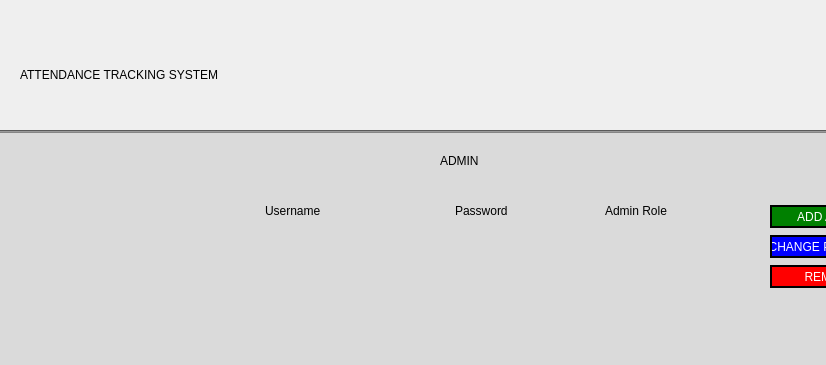
Qt form ui/superAdmin.ui (HimoJCode/Automated-Attendance-Tracking) before a commit; both pictures show x 170 to 996 and y 0 to 365 of the 1366 by 768 pixel window.
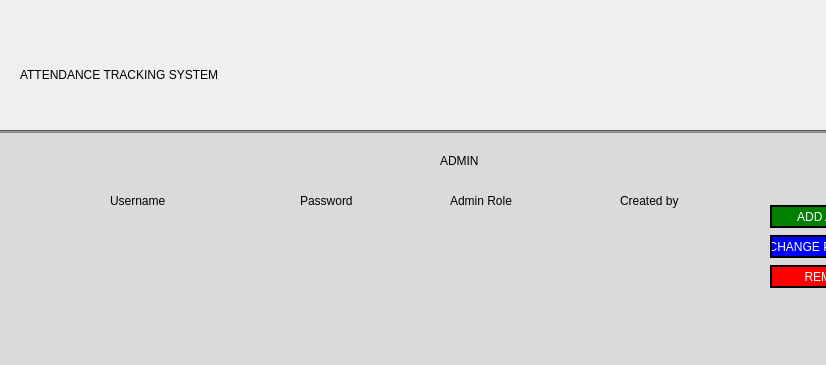
The same form after that commit. The open tabs and pages were chosen to show the change. Icons and pictures are not drawn.

Commit message: still working in the superadmin UI and functionality (almost done) :<>

Diff of the .ui file:
```diff
--- a/ui/superAdmin.ui
+++ b/ui/superAdmin.ui
@@ -898,274 +898,6 @@
          </property>
         </widget>
        </widget>
-       <widget class="QWidget" name="adminList_page">
-        <widget class="QLabel" name="label_25">
-         <property name="geometry">
-          <rect>
-           <x>610</x>
-           <y>10</y>
-           <width>131</width>
-           <height>41</height>
-          </rect>
-         </property>
-         <property name="styleSheet">
-          <string notr="true">color: #000000;
-background: transparent;
-font: 63 25pt &quot;Segoe UI Black&quot;;
-</string>
-         </property>
-         <property name="text">
-          <string>ADMIN</string>
-         </property>
-        </widget>
-        <widget class="QFrame" name="frame_5">
-         <property name="geometry">
-          <rect>
-           <x>405</x>
-           <y>60</y>
-           <width>511</width>
-           <height>41</height>
-          </rect>
-         </property>
-         <property name="styleSheet">
-          <string notr="true">QFrame{
-background: transparent;
-}
-QLabel{
-font: 63 15pt &quot;Segoe UI Semibold&quot;;
-background: transparent;
-color: #000000;
-}</string>
-         </property>
-         <property name="frameShape">
-          <enum>QFrame::StyledPanel</enum>
-         </property>
-         <property name="frameShadow">
-          <enum>QFrame::Raised</enum>
-         </property>
-         <widget class="QLabel" name="label_26">
-          <property name="geometry">
-           <rect>
-            <x>30</x>
-            <y>10</y>
-            <width>101</width>
-            <height>21</height>
-           </rect>
-          </property>
-          <property name="text">
-           <string>Username</string>
-          </property>
-         </widget>
-         <widget class="QLabel" name="label_27">
-          <property name="geometry">
-           <rect>
-            <x>220</x>
-            <y>10</y>
-            <width>91</width>
-            <height>21</height>
-           </rect>
-          </property>
-          <property name="text">
-           <string>Password</string>
-          </property>
-         </widget>
-         <widget class="QLabel" name="label_29">
-          <property name="geometry">
-           <rect>
-            <x>370</x>
-            <y>10</y>
-            <width>111</width>
-            <height>21</height>
-           </rect>
-          </property>
-          <property name="text">
-           <string>Admin Role</string>
-          </property>
-         </widget>
-        </widget>
-        <widget class="QTableWidget" name="adminTable">
-         <property name="geometry">
-          <rect>
-           <x>380</x>
-           <y>100</y>
-           <width>561</width>
-           <height>391</height>
-          </rect>
-         </property>
-         <property name="styleSheet">
-          <string notr="true">QTableWidget {
-    background: transparent;
-    color: #000000;
-    border: none;
-    gridline-color: transparent;
-    outline: none;
-    padding: 5px;
-    font-size: 17px;
-}
-QHeaderView::section {
-    background-color: transparent;
-    color: #000000;
-    font-size: 12px;
-    border: none;
-    padding: 5px;
-    text-align: left;  /* Align header titles consistently */
-}
-
-QTableWidget::item {
-    padding: 3px;
-    border: none;
-    text-align: left;  /* Important for item alignment */
-}
-
-QTableWidget::item:selected {
-    background-color: transparent;
-    color: #000000;
-}
-
-QTableWidget::item {
-    selection-background-color: transparent;
-    selection-color: #000000;
-}
-
-QHeaderView::section:horizontal {
-    background-color: transparent;
-    color: 000000;
-    border: none;
-    font-size: 7px;
-}
-</string>
-         </property>
-         <property name="verticalScrollBarPolicy">
-          <enum>Qt::ScrollBarAsNeeded</enum>
-         </property>
-         <property name="horizontalScrollBarPolicy">
-          <enum>Qt::ScrollBarAlwaysOff</enum>
-         </property>
-         <property name="editTriggers">
-          <set>QAbstractItemView::NoEditTriggers</set>
-         </property>
-         <property name="selectionBehavior">
-          <enum>QAbstractItemView::SelectRows</enum>
-         </property>
-         <property name="showGrid">
-          <bool>false</bool>
-         </property>
-         <attribute name="horizontalHeaderVisible">
-          <bool>false</bool>
-         </attribute>
-         <attribute name="horizontalHeaderCascadingSectionResizes">
-          <bool>true</bool>
-         </attribute>
-         <attribute name="verticalHeaderVisible">
-          <bool>true</bool>
-         </attribute>
-         <attribute name="verticalHeaderCascadingSectionResizes">
-          <bool>false</bool>
-         </attribute>
-         <attribute name="verticalHeaderMinimumSectionSize">
-          <number>25</number>
-         </attribute>
-         <attribute name="verticalHeaderDefaultSectionSize">
-          <number>60</number>
-         </attribute>
-         <attribute name="verticalHeaderHighlightSections">
-          <bool>true</bool>
-         </attribute>
-         <attribute name="verticalHeaderShowSortIndicator" stdset="0">
-          <bool>false</bool>
-         </attribute>
-         <attribute name="verticalHeaderStretchLastSection">
-          <bool>true</bool>
-         </attribute>
-         <column>
-          <property name="text">
-           <string>Username</string>
-          </property>
-         </column>
-         <column>
-          <property name="text">
-           <string>Password</string>
-          </property>
-         </column>
-         <column>
-          <property name="text">
-           <string>Admin Role</string>
-          </property>
-          <property name="textAlignment">
-           <set>AlignLeading|AlignVCenter</set>
-          </property>
-         </column>
-        </widget>
-        <widget class="QPushButton" name="addAdmin_btn">
-         <property name="geometry">
-          <rect>
-           <x>940</x>
-           <y>75</y>
-           <width>121</width>
-           <height>23</height>
-          </rect>
-         </property>
-         <property name="styleSheet">
-          <string notr="true">background-color: green;
-font: 63 10pt &quot;Segoe UI Semibold&quot;;
-border: 2px solid black;
-color: white;</string>
-         </property>
-         <property name="text">
-          <string>ADD ADMIN</string>
-         </property>
-         <property name="icon">
-          <iconset resource="../resources/res.qrc">
-           <normaloff>:/resources/add (1).png</normaloff>:/resources/add (1).png</iconset>
-         </property>
-        </widget>
-        <widget class="QPushButton" name="changePassword_btn">
-         <property name="geometry">
-          <rect>
-           <x>940</x>
-           <y>105</y>
-           <width>121</width>
-           <height>23</height>
-          </rect>
-         </property>
-         <property name="styleSheet">
-          <string notr="true">background-color: blue;
-font: 63 7pt &quot;Segoe UI Semibold&quot;;
-border: 2px solid black;
-color: white;</string>
-         </property>
-         <property name="text">
-          <string>CHANGE PASSWORD</string>
-         </property>
-         <property name="icon">
-          <iconset resource="../resources/res.qrc">
-           <normaloff>:/resources/pen.png</normaloff>:/resources/pen.png</iconset>
-         </property>
-        </widget>
-        <widget class="QPushButton" name="removeAdmin_btn">
-         <property name="geometry">
-          <rect>
-           <x>940</x>
-           <y>135</y>
-           <width>121</width>
-           <height>23</height>
-          </rect>
-         </property>
-         <property name="styleSheet">
-          <string notr="true">background-color: red;
-font: 63 10pt &quot;Segoe UI Semibold&quot;;
-border: 2px solid black;
-color: white;</string>
-         </property>
-         <property name="text">
-          <string>REMOVE</string>
-         </property>
-         <property name="icon">
-          <iconset resource="../resources/res.qrc">
-           <normaloff>:/resources/images-removebg-preview (1).png</normaloff>:/resources/images-removebg-preview (1).png</iconset>
-         </property>
-        </widget>
-       </widget>
        <widget class="QWidget" name="studentList_page">
         <widget class="QLabel" name="label_8">
          <property name="geometry">
@@ -1678,6 +1410,318 @@
          </property>
         </widget>
        </widget>
+       <widget class="QWidget" name="adminList_page">
+        <widget class="QLabel" name="label_25">
+         <property name="geometry">
+          <rect>
+           <x>610</x>
+           <y>10</y>
+           <width>131</width>
+           <height>41</height>
+          </rect>
+         </property>
+         <property name="styleSheet">
+          <string notr="true">color: #000000;
+background: transparent;
+font: 63 25pt &quot;Segoe UI Black&quot;;
+</string>
+         </property>
+         <property name="text">
+          <string>ADMIN</string>
+         </property>
+        </widget>
+        <widget class="QFrame" name="frame_5">
+         <property name="geometry">
+          <rect>
+           <x>250</x>
+           <y>50</y>
+           <width>661</width>
+           <height>41</height>
+          </rect>
+         </property>
+         <property name="styleSheet">
+          <string notr="true">QFrame{
+background: transparent;
+}
+QLabel{
+font: 63 15pt &quot;Segoe UI Semibold&quot;;
+background: transparent;
+color: #000000;
+}</string>
+         </property>
+         <property name="frameShape">
+          <enum>QFrame::StyledPanel</enum>
+         </property>
+         <property name="frameShadow">
+          <enum>QFrame::Raised</enum>
+         </property>
+         <widget class="QLabel" name="label_26">
+          <property name="geometry">
+           <rect>
+            <x>30</x>
+            <y>10</y>
+            <width>101</width>
+            <height>21</height>
+           </rect>
+          </property>
+          <property name="text">
+           <string>Username</string>
+          </property>
+         </widget>
+         <widget class="QLabel" name="label_27">
+          <property name="geometry">
+           <rect>
+            <x>220</x>
+            <y>10</y>
+            <width>91</width>
+            <height>21</height>
+           </rect>
+          </property>
+          <property name="text">
+           <string>Password</string>
+          </property>
+         </widget>
+         <widget class="QLabel" name="label_29">
+          <property name="geometry">
+           <rect>
+            <x>370</x>
+            <y>10</y>
+            <width>111</width>
+            <height>21</height>
+           </rect>
+          </property>
+          <property name="text">
+           <string>Admin Role</string>
+          </property>
+         </widget>
+         <widget class="QLabel" name="label_30">
+          <property name="geometry">
+           <rect>
+            <x>540</x>
+            <y>5</y>
+            <width>111</width>
+            <height>31</height>
+           </rect>
+          </property>
+          <property name="text">
+           <string>Created by</string>
+          </property>
+         </widget>
+        </widget>
+        <widget class="QTableWidget" name="adminTable">
+         <property name="geometry">
+          <rect>
+           <x>240</x>
+           <y>90</y>
+           <width>701</width>
+           <height>451</height>
+          </rect>
+         </property>
+         <property name="styleSheet">
+          <string notr="true">QTableWidget {
+    background: transparent;
+    color: #000000;
+    border: none;
+    gridline-color: transparent;
+    outline: none;
+    padding: 5px;
+    font-size: 17px;
+}
+QHeaderView::section {
+    background-color: transparent;
+    color: #000000;
+    font-size: 12px;
+    border: none;
+    padding: 5px;
+    text-align: left;  /* Align header titles consistently */
+}
+
+QTableWidget::item {
+    padding: 3px;
+    border: none;
+    text-align: left;  /* Important for item alignment */
+}
+
+QTableWidget::item:selected {
+    background-color: transparent;
+    color: #000000;
+}
+
+QTableWidget::item {
+    selection-background-color: transparent;
+    selection-color: #000000;
+}
+
+QHeaderView::section:horizontal {
+    background-color: transparent;
+    color: 000000;
+    border: none;
+    font-size: 7px;
+}
+</string>
+         </property>
+         <property name="verticalScrollBarPolicy">
+          <enum>Qt::ScrollBarAsNeeded</enum>
+         </property>
+         <property name="horizontalScrollBarPolicy">
+          <enum>Qt::ScrollBarAlwaysOff</enum>
+         </property>
+         <property name="editTriggers">
+          <set>QAbstractItemView::NoEditTriggers</set>
+         </property>
+         <property name="selectionBehavior">
+          <enum>QAbstractItemView::SelectRows</enum>
+         </property>
+         <property name="showGrid">
+          <bool>false</bool>
+         </property>
+         <attribute name="horizontalHeaderVisible">
+          <bool>false</bool>
+         </attribute>
+         <attribute name="horizontalHeaderCascadingSectionResizes">
+          <bool>true</bool>
+         </attribute>
+         <attribute name="verticalHeaderVisible">
+          <bool>false</bool>
+         </attribute>
+         <attribute name="verticalHeaderCascadingSectionResizes">
+          <bool>false</bool>
+         </attribute>
+         <attribute name="verticalHeaderMinimumSectionSize">
+          <number>25</number>
+         </attribute>
+         <attribute name="verticalHeaderDefaultSectionSize">
+          <number>60</number>
+         </attribute>
+         <attribute name="verticalHeaderHighlightSections">
+          <bool>true</bool>
+         </attribute>
+         <attribute name="verticalHeaderShowSortIndicator" stdset="0">
+          <bool>false</bool>
+         </attribute>
+         <attribute name="verticalHeaderStretchLastSection">
+          <bool>true</bool>
+         </attribute>
+         <column>
+          <property name="text">
+           <string>#</string>
+          </property>
+         </column>
+         <column>
+          <property name="text">
+           <string>Username</string>
+          </property>
+         </column>
+         <column>
+          <property name="text">
+           <string>Password</string>
+          </property>
+         </column>
+         <column>
+          <property name="text">
+           <string>Role</string>
+          </property>
+          <property name="textAlignment">
+           <set>AlignLeading|AlignVCenter</set>
+          </property>
+         </column>
+         <column>
+          <property name="text">
+           <string>Created By</string>
+          </property>
+         </column>
+        </widget>
+        <widget class="QPushButton" name="addAdmin_btn">
+         <property name="geometry">
+          <rect>
+           <x>940</x>
+           <y>75</y>
+           <width>121</width>
+           <height>23</height>
+          </rect>
+         </property>
+         <property name="styleSheet">
+          <string notr="true">background-color: green;
+font: 63 10pt &quot;Segoe UI Semibold&quot;;
+border: 2px solid black;
+color: white;</string>
+         </property>
+         <property name="text">
+          <string>ADD ADMIN</string>
+         </property>
+         <property name="icon">
+          <iconset resource="../resources/res.qrc">
+           <normaloff>:/resources/add (1).png</normaloff>:/resources/add (1).png</iconset>
+         </property>
+        </widget>
+        <widget class="QPushButton" name="changePassword_btn">
+         <property name="geometry">
+          <rect>
+           <x>940</x>
+           <y>105</y>
+           <width>121</width>
+           <height>23</height>
+          </rect>
+         </property>
+         <property name="styleSheet">
+          <string notr="true">background-color: blue;
+font: 63 7pt &quot;Segoe UI Semibold&quot;;
+border: 2px solid black;
+color: white;</string>
+         </property>
+         <property name="text">
+          <string>CHANGE PASSWORD</string>
+         </property>
+         <property name="icon">
+          <iconset resource="../resources/res.qrc">
+           <normaloff>:/resources/pen.png</normaloff>:/resources/pen.png</iconset>
+         </property>
+        </widget>
+        <widget class="QPushButton" name="removeAdmin_btn">
+         <property name="geometry">
+          <rect>
+           <x>940</x>
+           <y>135</y>
+           <width>121</width>
+           <height>23</height>
+          </rect>
+         </property>
+         <property name="styleSheet">
+          <string notr="true">background-color: red;
+font: 63 10pt &quot;Segoe UI Semibold&quot;;
+border: 2px solid black;
+color: white;</string>
+         </property>
+         <property name="text">
+          <string>REMOVE</string>
+         </property>
+         <property name="icon">
+          <iconset resource="../resources/res.qrc">
+           <normaloff>:/resources/images-removebg-preview (1).png</normaloff>:/resources/images-removebg-preview (1).png</iconset>
+         </property>
+        </widget>
+       </widget>
+       <widget class="QWidget" name="StaffList_page">
+        <widget class="QLabel" name="label_28">
+         <property name="geometry">
+          <rect>
+           <x>610</x>
+           <y>10</y>
+           <width>111</width>
+           <height>41</height>
+          </rect>
+         </property>
+         <property name="styleSheet">
+          <string notr="true">color: #000000;
+background: transparent;
+font: 63 25pt &quot;Segoe UI Black&quot;;
+</string>
+         </property>
+         <property name="text">
+          <string>STAFF</string>
+         </property>
+        </widget>
+       </widget>
       </widget>
       <zorder>stackedWidget</zorder>
       <zorder>date_label</zorder>
```
Left out of the diff: 20 changed lines with no effect on the pictures. The commit also changes 5 other files.
